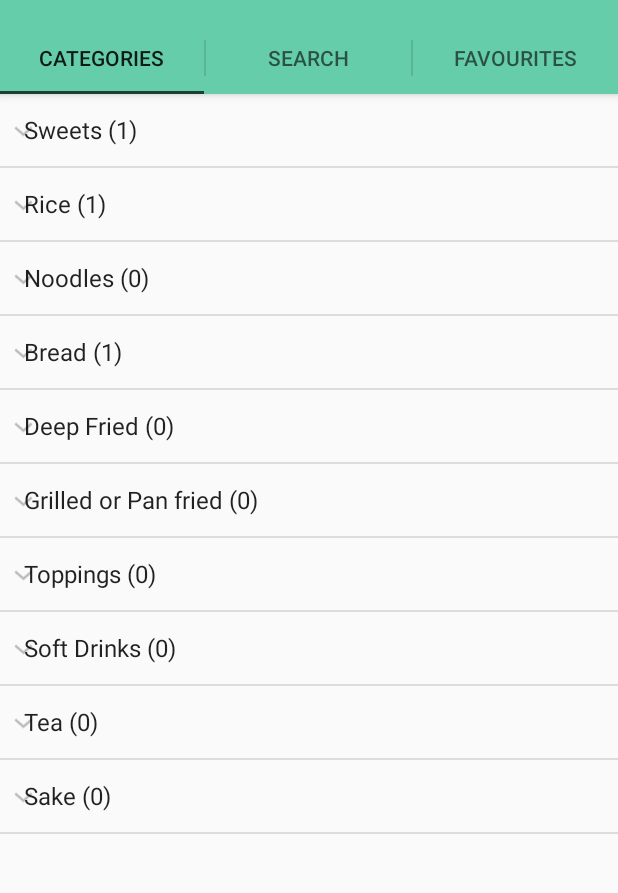
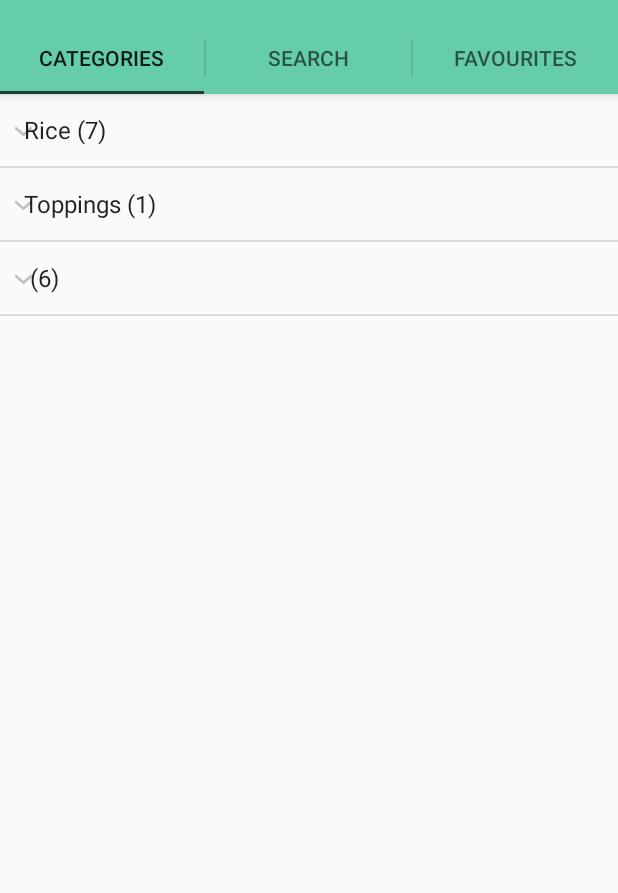
Before and after one commit to KawaiiTech/android-food-dictionary, an Android app: the screen it shows after launch (MainActivity), on a phone screen of 412 x 824 dp, the part 62-955 px from its top. Run offline under Robolectric (Android 15) with nearby library versions, the phone set to English and light mode, and no system bars; network calls fail.

Commit message:
load food from json

```diff
--- a/app/src/main/java/com/miquelbeltran/japanesefooddictionary/CategoriesListFragment.java
+++ b/app/src/main/java/com/miquelbeltran/japanesefooddictionary/CategoriesListFragment.java
@@ -15,6 +15,8 @@ import android.widget.ListAdapter;
 import android.widget.TextView;
 
 import com.miquelbeltran.japanesefooddictionary.dummy.DummyContent;
+
+import java.io.IOException;
 
 /**
  * A fragment representing a list of Items.
@@ -75,11 +77,14 @@ public class CategoriesListFragment extends Fragment implements AbsListView.OnIt
             mParam2 = getArguments().getString(ARG_PARAM2);
         }
 
-        mAdapter = new CategoriesExpandableListAdapter(getActivity(),
-                android.R.layout.simple_list_item_1, android.R.id.text1, new FoodDictionaryForTesting().getCategories());
-
-                //= new ArrayAdapter<FoodCategory>(getActivity(),
-                //android.R.layout.simple_list_item_1, android.R.id.text1, new FoodDictionaryForTesting().getCategories());
+        FoodDictionaryFromJson foodDictionary = new FoodDictionaryFromJson();
+        try {
+            foodDictionary.loadDictionary(getContext(), "foodDict.json");
+            mAdapter = new CategoriesExpandableListAdapter(getActivity(),
+                    android.R.layout.simple_list_item_1, android.R.id.text1, foodDictionary.getCategories());
+        } catch (IOException e) {
+            e.printStackTrace();
+        }
     }
 
     @Override
--- a/app/src/main/java/com/miquelbeltran/japanesefooddictionary/FoodDescription.java
+++ b/app/src/main/java/com/miquelbeltran/japanesefooddictionary/FoodDescription.java
@@ -6,12 +6,16 @@ package com.miquelbeltran.japanesefooddictionary;
 
 public class FoodDescription {
 
+    public final String category;
     public final String english;
     public final String japanese;
+    public final String pronunciation;
 
-    public FoodDescription(String english, String japanese) {
+    public FoodDescription(String category, String english, String japanese, String pronunciation) {
+        this.category = category;
         this.english = english;
         this.japanese = japanese;
+        this.pronunciation = pronunciation;
     }
 
     @Override
--- a/app/src/main/java/com/miquelbeltran/japanesefooddictionary/FoodDictionaryForTesting.java
+++ b/app/src/main/java/com/miquelbeltran/japanesefooddictionary/FoodDictionaryForTesting.java
@@ -13,11 +13,11 @@ public class FoodDictionaryForTesting implements FoodDictionary {
 
         FoodCategory categorySweets = new FoodCategory("Sweets");
         foodCategories.add(categorySweets);
-        FoodDescription mochi = new FoodDescription("Mochi rice cake", "餅");
+        FoodDescription mochi = new FoodDescription("Sweets", "Mochi rice cake", "餅", "");
         categorySweets.addFoodDescription(mochi);
 
         FoodCategory categoryRice = new FoodCategory("Rice");
-        FoodDescription whiteRice = new FoodDescription("White rice", "白米");
+        FoodDescription whiteRice = new FoodDescription("", "White rice", "白米", "");
         categoryRice.addFoodDescription(whiteRice);
         foodCategories.add(categoryRice);
 
@@ -25,7 +25,7 @@ public class FoodDictionaryForTesting implements FoodDictionary {
         foodCategories.add(categoryNoodles);
 
         FoodCategory categoryBread = new FoodCategory("Bread");
-        FoodDescription melonpan = new FoodDescription("Melonpan sweet bun", "メロンパン");
+        FoodDescription melonpan = new FoodDescription("Bread", "Melonpan sweet bun", "メロンパン", "");
         categoryBread.addFoodDescription(melonpan);
         foodCategories.add(categoryBread);
 
@@ -53,12 +53,12 @@ public class FoodDictionaryForTesting implements FoodDictionary {
     @Override
     public List<FoodDescription> search(String searchTerm) {
         List<FoodDescription> foodDescriptionList = new ArrayList<FoodDescription>();
-        foodDescriptionList.add(new FoodDescription("mochi", "餅"));
+        foodDescriptionList.add(new FoodDescription("Sweet", "mochi", "餅", ""));
         if (searchTerm.equals("mo"))
             return foodDescriptionList;
-        foodDescriptionList.add(new FoodDescription("white rice", "白米"));
-        foodDescriptionList.add(new FoodDescription("melonpan", "メロンパン"));
-        foodDescriptionList.add(new FoodDescription("tolo", "pom"));
+        foodDescriptionList.add(new FoodDescription("Rice", "white rice", "白米", ""));
+        foodDescriptionList.add(new FoodDescription("Bread", "melonpan", "メロンパン", ""));
+        foodDescriptionList.add(new FoodDescription("Bar", "tolo", "pom", ""));
         return foodDescriptionList;
     }
 }
--- a/app/src/main/java/com/miquelbeltran/japanesefooddictionary/FoodDictionaryFromJson.java
+++ b/app/src/main/java/com/miquelbeltran/japanesefooddictionary/FoodDictionaryFromJson.java
@@ -2,9 +2,13 @@ package com.miquelbeltran.japanesefooddictionary;
 
 import android.content.Context;
 import android.content.res.AssetManager;
+import android.util.JsonReader;
+import android.util.JsonToken;
+import android.util.Log;
 
 import java.io.IOException;
 import java.io.InputStream;
+import java.io.InputStreamReader;
 import java.util.ArrayList;
 import java.util.List;
 
@@ -12,23 +16,89 @@ import java.util.List;
  * Created by miquel on 9/27/2015.
  */
 public class FoodDictionaryFromJson implements FoodDictionary {
+    private List<FoodDescription> foodDescriptionList = new ArrayList<FoodDescription>();
+    private List<FoodCategory> foodCategories = new ArrayList<FoodCategory>();
+
     public FoodDictionaryFromJson() {
     }
 
     public void loadDictionary(Context context, String dictionaryFileName) throws IOException {
         AssetManager am = context.getAssets();
         InputStream is = am.open(dictionaryFileName);
+        readJsonStream(is);
     }
 
     @Override
     public List<FoodCategory> getCategories() {
-        List<FoodCategory> FoodCategories = new ArrayList<FoodCategory>();
-        return FoodCategories;
+        return foodCategories;
     }
 
     @Override
     public List<FoodDescription> search(String searchTerm) {
-        List<FoodDescription> foodDescriptionList = new ArrayList<FoodDescription>();
         return foodDescriptionList;
     }
+
+    private void readJsonStream(InputStream in) throws IOException {
+        JsonReader reader = new JsonReader(new InputStreamReader(in, "UTF-8"));
+        try {
+            readFoodDescriptions(reader);
+        } catch (IOException e) {
+            Log.e(FoodDictionary.class.getCanonicalName(), e.getMessage(), e);
+        }
+        finally{
+            reader.close();
+        }
+    }
+
+    private void readFoodDescriptions(JsonReader reader) throws IOException {
+        reader.beginArray();
+        while (reader.hasNext()) {
+            FoodDescription food = readFood(reader);
+            foodDescriptionList.add(food);
+            FoodCategory foodCategory = getCategory(food.category);
+            if (foodCategory == null) {
+                foodCategory = new FoodCategory(food.category);
+                foodCategory.addFoodDescription(food);
+                foodCategories.add(foodCategory);
+            } else {
+                foodCategory.addFoodDescription(food);
+            }
+        }
+        reader.endArray();
+        return;
+    }
+
+    private FoodCategory getCategory(String categoryName) {
+        for (FoodCategory category:
+             foodCategories) {
+            if (category.name.equals(categoryName)) {
+                return category;
+            }
+        }
+        return null;
+    }
+
+    private FoodDescription readFood(JsonReader reader) throws IOException {
+        String category = "";
+        String english = "";
+        String japanese = "";
+        String pronunciation = "";
+        reader.beginObject();
+        while (reader.hasNext()) {
+            String name = reader.nextName();
+            if (name.equals("category")) {
+                category = reader.nextString();
+            } else if (name.equals("english")) {
+                english = reader.nextString();
+            } else if (name.equals("japanese")) {
+                japanese = reader.nextString();
+            } else if (name.equals("pronunciation")) {
+                pronunciation = reader.nextString();
+            } else {
+                reader.skipValue();
+            }
+        }
+        reader.endObject();
+        return new FoodDescription(category, english, japanese, pronunciation);
+    }
 }
--- a/app/src/main/java/com/miquelbeltran/japanesefooddictionary/FoodListFragment.java
+++ b/app/src/main/java/com/miquelbeltran/japanesefooddictionary/FoodListFragment.java
@@ -13,6 +13,8 @@ import android.widget.AdapterView;
 import android.widget.ArrayAdapter;
 import android.widget.EditText;
 import android.widget.ListAdapter;
+
+import java.io.IOException;
 
 
 /**
@@ -38,6 +40,7 @@ public class FoodListFragment extends Fragment implements AdapterView.OnItemClic
     private ListAdapter mAdapter;
     private AbsListView mListView;
     private EditText mSearchField;
+    private FoodDictionaryFromJson foodDictionary = new FoodDictionaryFromJson();
 
     /**
      * Use this factory method to create a new instance of
@@ -68,9 +71,14 @@ public class FoodListFragment extends Fragment implements AdapterView.OnItemClic
             mParam1 = getArguments().getString(ARG_PARAM1);
             mParam2 = getArguments().getString(ARG_PARAM2);
         }
+        try {
+            foodDictionary.loadDictionary(getContext(), "foodDict.json");
+        } catch (IOException e) {
+            e.printStackTrace();
+        }
 
         mAdapter = new ArrayAdapter<FoodDescription>(getActivity(),
-                android.R.layout.simple_list_item_1, android.R.id.text1, new FoodDictionaryForTesting().search(""));
+                android.R.layout.simple_list_item_1, android.R.id.text1, foodDictionary.search(""));
     }
 
     @Override
@@ -110,7 +118,7 @@ public class FoodListFragment extends Fragment implements AdapterView.OnItemClic
 
     private void updateListWithSearch(String search) {
         mAdapter = new ArrayAdapter<FoodDescription>(getActivity(),
-                android.R.layout.simple_list_item_1, android.R.id.text1, new FoodDictionaryForTesting().search(search));
+                android.R.layout.simple_list_item_1, android.R.id.text1, foodDictionary.search(""));
         ((AdapterView<ListAdapter>) mListView).setAdapter(mAdapter);
     }
 
```
